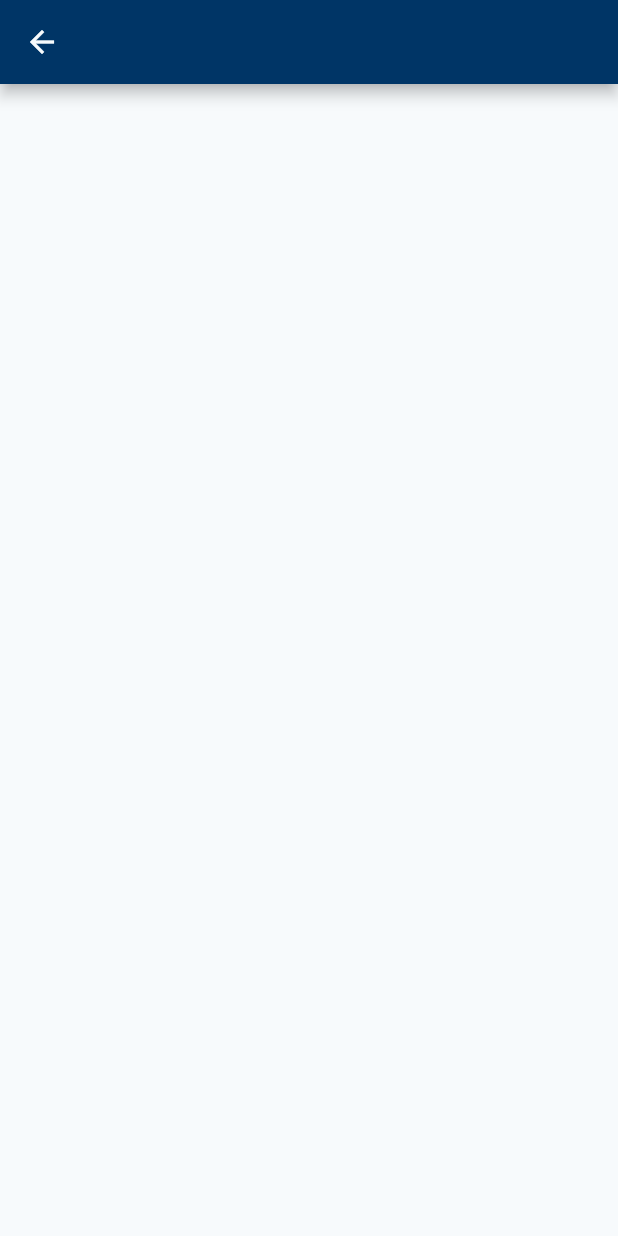
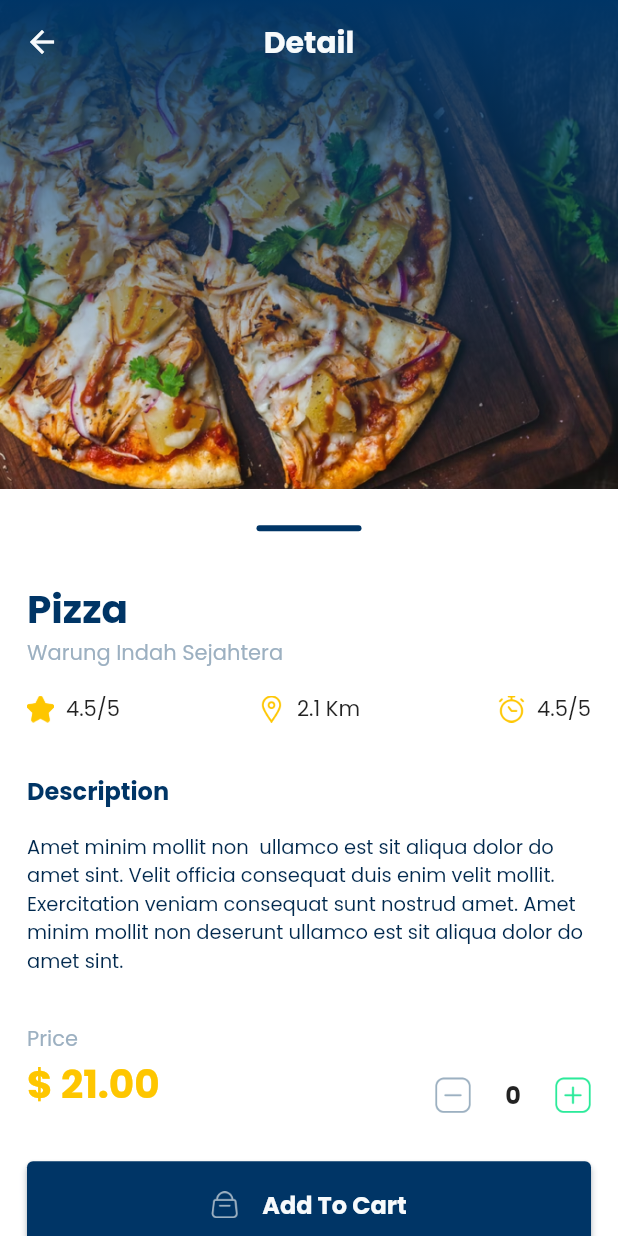
Before and after one commit to marta-werdaya/food_craft, a Flutter app: the DetailProductPage screen opened directly, on a phone screen of 412 x 824 dp. Run offline on Flutter 3.47's test engine with Material 2 defaults, Android fonts, the phone set to English and light mode, and no system bars; our stand-ins replace google_fonts.

Commit message:
add detail page, and some widget

```diff
--- a/lib/constants/app_assets.dart
+++ b/lib/constants/app_assets.dart
@@ -7,4 +7,7 @@ class AppAssets {
   static const iconWishlistActive = 'assets/icons/wishlist_active.png';
   static const iconCartActive = 'assets/icons/cart_active.png';
   static const iconNotificationActive = 'assets/icons/notification_active.png';
+  static const iconStar = 'assets/icons/star.png';
+  static const iconLocation = 'assets/icons/location.png';
+  static const iconTime = 'assets/icons/time.png';
 }
--- a/lib/constants/app_colors.dart
+++ b/lib/constants/app_colors.dart
@@ -12,4 +12,5 @@ class AppColors {
   static const Color success = Color(0xff2BEA9A);
   static const Color info = Color(0xff2BBCEA);
   static const Color warning = Color(0xffEAB42B);
+  static const Color transparent = Colors.transparent;
 }
--- a/lib/pages/detail_product_page.dart
+++ b/lib/pages/detail_product_page.dart
@@ -1,5 +1,16 @@
 import 'package:flutter/material.dart';
+import 'package:food_craft/constants/app_assets.dart';
 import 'package:food_craft/constants/app_colors.dart';
+import 'package:food_craft/widgets/custom_icon_button.dart';
+import 'package:food_craft/widgets/total_item_widget.dart';
+
+import '../widgets/description_widget.dart';
+import '../widgets/divider_widget.dart';
+import '../widgets/image_banner.dart';
+import '../widgets/price_widget.dart';
+import '../widgets/text_app_bar.dart';
+import '../widgets/text_icon_widget.dart';
+import '../widgets/title_product_widget.dart';
 
 class DetailProductPage extends StatelessWidget {
   const DetailProductPage({Key? key}) : super(key: key);
@@ -7,14 +18,67 @@ class DetailProductPage extends StatelessWidget {
   @override
   Widget build(BuildContext context) {
     return Scaffold(
-        appBar: AppBar(
-      title: const Text(
-        'Wishlist',
-        style: TextStyle(
-          color: AppColors.primary,
+      backgroundColor: AppColors.white,
+      extendBodyBehindAppBar: true,
+      appBar: AppBar(
+        excludeHeaderSemantics: false,
+        foregroundColor: AppColors.bg,
+        backgroundColor: AppColors.transparent,
+        shadowColor: Colors.transparent,
+        title: const TextAppBar(
+          title: 'Detail',
+          isWhite: true,
+        ),
+        centerTitle: true,
+      ),
+      body: SingleChildScrollView(
+        child: Column(
+          children: [
+            const ImageBanner(),
+            Container(
+              color: AppColors.white,
+              child: Column(
+                crossAxisAlignment: CrossAxisAlignment.start,
+                children: [
+                  const DividerWidget(),
+                  const TitleProductWidget(),
+                  Row(
+                    mainAxisAlignment: MainAxisAlignment.spaceBetween,
+                    children: const [
+                      TextIconWidget(
+                        text: '4.5/5',
+                        icon: AppAssets.iconStar,
+                      ),
+                      TextIconWidget(
+                        text: '2.1 Km',
+                        icon: AppAssets.iconLocation,
+                      ),
+                      TextIconWidget(
+                        text: '4.5/5',
+                        icon: AppAssets.iconTime,
+                      ),
+                    ],
+                  ),
+                  const DescriptionWidget(),
+                  Padding(
+                    padding:
+                        const EdgeInsets.only(left: 18, right: 18, bottom: 32),
+                    child: Row(
+                      mainAxisAlignment: MainAxisAlignment.spaceBetween,
+                      crossAxisAlignment: CrossAxisAlignment.end,
+                      children: const [
+                        PriceWidget(),
+                        TotalItemWidget(),
+                      ],
+                    ),
+                  ),
+                  const CustomIconButton()
+                ],
+              ),
+            )
+          ],
         ),
       ),
-      centerTitle: true,
-    ));
+    );
   }
 }
--- /dev/null
+++ b/lib/widgets/custom_icon_button.dart
@@ -0,0 +1,44 @@
+import 'package:flutter/material.dart';
+
+import '../constants/app_assets.dart';
+import 'icon_display.dart';
+
+class CustomIconButton extends StatelessWidget {
+  const CustomIconButton({
+    Key? key,
+  }) : super(key: key);
+
+  @override
+  Widget build(BuildContext context) {
+    return Container(
+      margin: const EdgeInsets.only(
+        left: 18,
+        right: 18,
+        bottom: 32,
+      ),
+      height: 58,
+      child: ElevatedButton(
+        onPressed: () {},
+        child: Row(
+          mainAxisAlignment: MainAxisAlignment.center,
+          children: const [
+            IconDisplay(
+              path: AppAssets.iconCart,
+              size: 18,
+            ),
+            SizedBox(
+              width: 16,
+            ),
+            Text(
+              'Add To Cart',
+              style: TextStyle(
+                fontWeight: FontWeight.bold,
+                fontSize: 16,
+              ),
+            )
+          ],
+        ),
+      ),
+    );
+  }
+}
--- /dev/null
+++ b/lib/widgets/description_widget.dart
@@ -0,0 +1,32 @@
+import 'package:flutter/material.dart';
+import 'package:food_craft/widgets/title_widget.dart';
+
+import '../constants/app_colors.dart';
+
+class DescriptionWidget extends StatelessWidget {
+  const DescriptionWidget({
+    Key? key,
+  }) : super(key: key);
+
+  @override
+  Widget build(BuildContext context) {
+    return Column(
+      children: const [
+        TitleWidget(
+          title: 'Description',
+          isSeeAll: false,
+        ),
+        Padding(
+          padding: EdgeInsets.only(left: 18, right: 18, bottom: 32),
+          child: Text(
+            'Amet minim mollit non  ullamco est sit aliqua dolor do amet sint. Velit officia consequat duis enim velit mollit. Exercitation veniam consequat sunt nostrud amet. Amet minim mollit non deserunt ullamco est sit aliqua dolor do amet sint.',
+            style: TextStyle(
+              fontSize: 13,
+              color: AppColors.black,
+            ),
+          ),
+        ),
+      ],
+    );
+  }
+}
--- /dev/null
+++ b/lib/widgets/divider_widget.dart
@@ -0,0 +1,24 @@
+import 'package:flutter/material.dart';
+
+import '../constants/app_colors.dart';
+
+class DividerWidget extends StatelessWidget {
+  const DividerWidget({
+    Key? key,
+  }) : super(key: key);
+
+  @override
+  Widget build(BuildContext context) {
+    return Center(
+      child: Container(
+        margin: const EdgeInsets.only(top: 24, bottom: 32),
+        height: 4,
+        width: 70,
+        decoration: BoxDecoration(
+          color: AppColors.primary,
+          borderRadius: BorderRadius.circular(10),
+        ),
+      ),
+    );
+  }
+}
--- a/lib/widgets/icon_display.dart
+++ b/lib/widgets/icon_display.dart
@@ -2,16 +2,18 @@ import 'package:flutter/material.dart';
 
 class IconDisplay extends StatelessWidget {
   final String path;
+  final double size;
   const IconDisplay({
     Key? key,
     required this.path,
+    this.size = 24.0,
   }) : super(key: key);
 
   @override
   Widget build(BuildContext context) {
     return Image.asset(
       path,
-      width: 24,
+      width: size,
     );
   }
 }
--- /dev/null
+++ b/lib/widgets/image_banner.dart
@@ -0,0 +1,32 @@
+import 'package:flutter/material.dart';
+
+import '../constants/app_colors.dart';
+
+class ImageBanner extends StatelessWidget {
+  const ImageBanner({
+    Key? key,
+  }) : super(key: key);
+
+  @override
+  Widget build(BuildContext context) {
+    return Stack(
+      children: [
+        Image.asset('assets/images/pizza.png'),
+        Container(
+          width: double.infinity,
+          height: 310,
+          decoration: BoxDecoration(
+            gradient: LinearGradient(
+              begin: Alignment.topCenter,
+              end: Alignment.bottomCenter,
+              colors: [
+                AppColors.primary,
+                AppColors.primary.withOpacity(0),
+              ],
+            ),
+          ),
+        )
+      ],
+    );
+  }
+}
--- /dev/null
+++ b/lib/widgets/price_widget.dart
@@ -0,0 +1,32 @@
+import 'package:flutter/material.dart';
+
+import '../constants/app_colors.dart';
+
+class PriceWidget extends StatelessWidget {
+  const PriceWidget({
+    Key? key,
+  }) : super(key: key);
+
+  @override
+  Widget build(BuildContext context) {
+    return Column(
+      crossAxisAlignment: CrossAxisAlignment.start,
+      children: const [
+        Text(
+          'Price',
+          style: TextStyle(
+            color: AppColors.grey,
+          ),
+        ),
+        Text(
+          '\$ 21.00',
+          style: TextStyle(
+            fontSize: 26,
+            fontWeight: FontWeight.bold,
+            color: AppColors.secondary,
+          ),
+        )
+      ],
+    );
+  }
+}
--- a/lib/widgets/product_item.dart
+++ b/lib/widgets/product_item.dart
@@ -1,6 +1,8 @@
 import 'package:flutter/material.dart';
+import 'package:food_craft/constants/app_assets.dart';
 
 import '../constants/app_colors.dart';
+import '../pages/detail_product_page.dart';
 import 'heart_widget.dart';
 
 class ProductItem extends StatelessWidget {
@@ -10,7 +12,12 @@ class ProductItem extends StatelessWidget {
 
   @override
   Widget build(BuildContext context) {
-    return Container(
+    return GestureDetector(
+      onTap: () {
+        Navigator.push(context,
+            MaterialPageRoute(builder: (context) => const DetailProductPage()));
+      },
+      child: Container(
         width: 168,
         decoration: BoxDecoration(
             color: AppColors.white,
@@ -58,7 +65,7 @@ class ProductItem extends StatelessWidget {
                       Row(
                         children: [
                           Image.asset(
-                          'assets/icons/star.png',
+                            AppAssets.iconStar,
                             width: 14,
                           ),
                           const SizedBox(
@@ -74,6 +81,7 @@ class ProductItem extends StatelessWidget {
             )
           ],
         ),
+      ),
     );
   }
 }
--- a/lib/widgets/text_app_bar.dart
+++ b/lib/widgets/text_app_bar.dart
@@ -4,17 +4,19 @@ import '../constants/app_colors.dart';
 
 class TextAppBar extends StatelessWidget {
   final String title;
+  final bool isWhite;
   const TextAppBar({
     Key? key,
     required this.title,
+    this.isWhite = false,
   }) : super(key: key);
 
   @override
   Widget build(BuildContext context) {
     return Text(
       title,
-      style: const TextStyle(
-        color: AppColors.primary,
+      style: TextStyle(
+        color: isWhite ? AppColors.bg : AppColors.primary,
         fontWeight: FontWeight.bold,
       ),
     );
--- /dev/null
+++ b/lib/widgets/text_icon_widget.dart
@@ -0,0 +1,34 @@
+import 'package:flutter/material.dart';
+
+import 'icon_display.dart';
+
+class TextIconWidget extends StatelessWidget {
+  final String text;
+  final String icon;
+  const TextIconWidget({
+    Key? key,
+    required this.text,
+    required this.icon,
+  }) : super(key: key);
+
+  @override
+  Widget build(BuildContext context) {
+    return Padding(
+      padding: const EdgeInsets.only(bottom: 32, left: 18, right: 18),
+      child: Row(
+        children: [
+          IconDisplay(
+            path: icon,
+            size: 18.0,
+          ),
+          const SizedBox(
+            width: 8,
+          ),
+          Text(
+            text,
+          )
+        ],
+      ),
+    );
+  }
+}
--- /dev/null
+++ b/lib/widgets/title_product_widget.dart
@@ -0,0 +1,35 @@
+import 'package:flutter/material.dart';
+
+import '../constants/app_colors.dart';
+
+class TitleProductWidget extends StatelessWidget {
+  const TitleProductWidget({
+    Key? key,
+  }) : super(key: key);
+
+  @override
+  Widget build(BuildContext context) {
+    return Padding(
+      padding: const EdgeInsets.only(bottom: 16, right: 18, left: 18),
+      child: Column(
+        crossAxisAlignment: CrossAxisAlignment.start,
+        children: const [
+          Text(
+            'Pizza',
+            style: TextStyle(
+              color: AppColors.primary,
+              fontSize: 26,
+              fontWeight: FontWeight.bold,
+            ),
+          ),
+          Text(
+            'Warung Indah Sejahtera',
+            style: TextStyle(
+              color: AppColors.grey,
+            ),
+          ),
+        ],
+      ),
+    );
+  }
+}
--- a/lib/widgets/title_widget.dart
+++ b/lib/widgets/title_widget.dart
@@ -4,8 +4,10 @@ import '../constants/app_colors.dart';
 
 class TitleWidget extends StatelessWidget {
   final String title;
+  final bool isSeeAll;
   const TitleWidget({
     required this.title,
+    this.isSeeAll = true,
     Key? key,
   }) : super(key: key);
 
@@ -24,13 +26,15 @@ class TitleWidget extends StatelessWidget {
               fontWeight: FontWeight.bold,
             ),
           ),
-          const Text(
-            'See All',
-            style: TextStyle(
-              color: AppColors.secondary,
-              fontSize: 13,
-            ),
-          ),
+          isSeeAll
+              ? const Text(
+                  'See All',
+                  style: TextStyle(
+                    color: AppColors.secondary,
+                    fontSize: 13,
+                  ),
+                )
+              : Container(),
         ],
       ),
     );
```
Also changed, not shown: assets/icons/location.png (added), assets/icons/time.png (added). Lines whose indentation alone changed are shown as unchanged.
